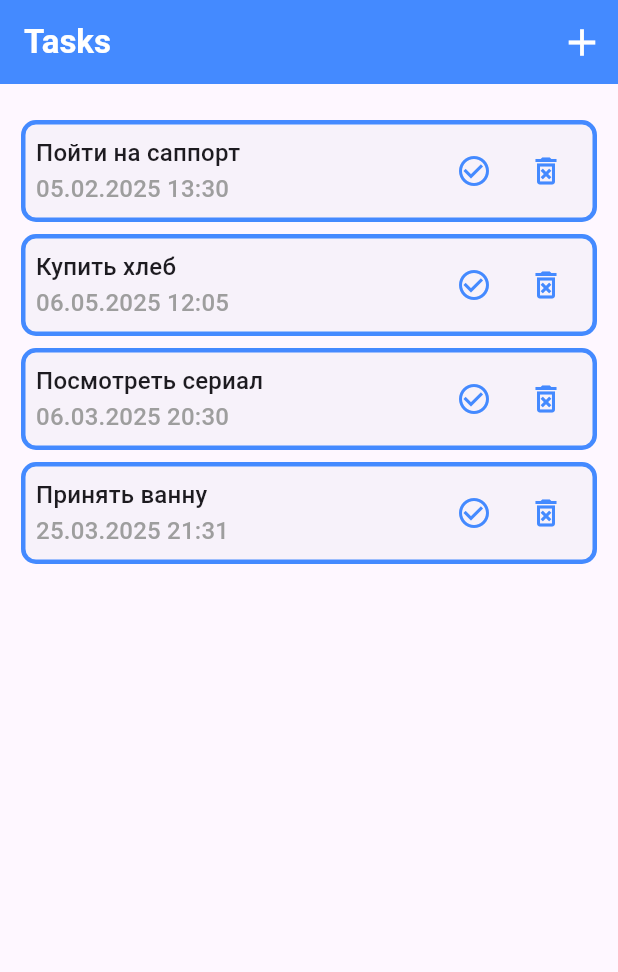
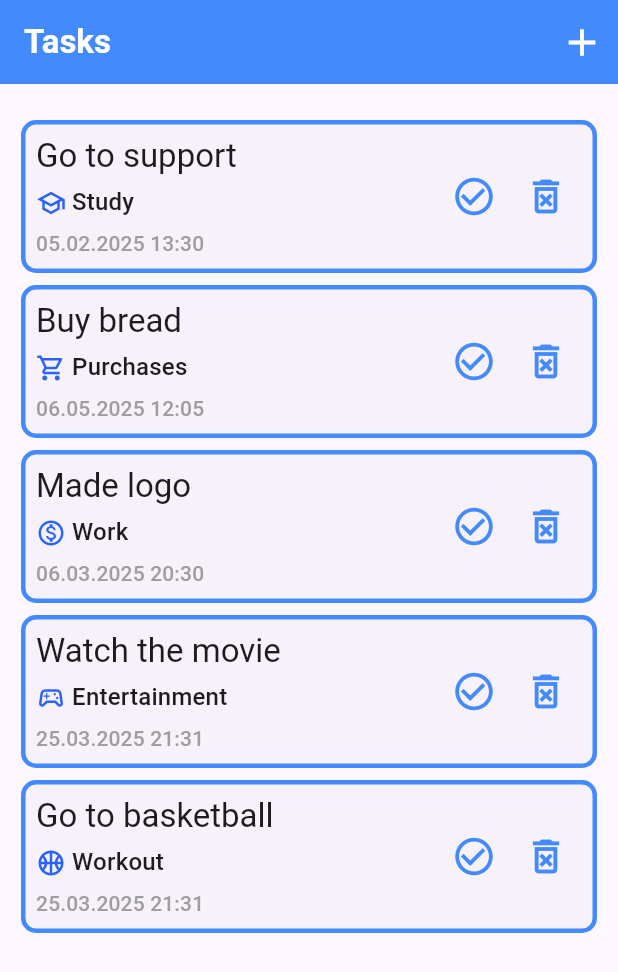
Before and after one commit to eliiimbek/todo_list, a Flutter app: the screen it shows after launch, on a phone screen of 412 x 824 dp. Shown: the top 972 px of the screen. Run offline on Flutter 3.47's test engine with Material 3 defaults, Android fonts, the phone set to English and light mode, and no system bars.

Commit message:
homeWork29: Добавлены категории и выведены

```diff
--- /dev/null
+++ b/lib/data/categories_data.dart
@@ -0,0 +1,30 @@
+import 'package:flutter/material.dart';
+import 'package:todo_list/models/task_category.dart';
+
+final categories = [
+  TaskCategory(
+    id: 'work',
+    categoryTitle: 'Work',
+    icon: Icons.monetization_on_outlined,
+  ),
+  TaskCategory(
+    id: 'study',
+    categoryTitle: 'Study',
+    icon: Icons.school_outlined,
+  ),
+  TaskCategory(
+    id: 'purchases',
+    categoryTitle: 'Purchases',
+    icon: Icons.shopping_cart_outlined,
+  ),
+  TaskCategory(
+    id: 'workout',
+    categoryTitle: 'Workout',
+    icon: Icons.sports_basketball_outlined,
+  ),
+  TaskCategory(
+    id: 'entertainment',
+    categoryTitle: 'Entertainment',
+    icon: Icons.sports_esports_outlined,
+  ),
+];
--- a/lib/models/task.dart
+++ b/lib/models/task.dart
@@ -1,9 +1,13 @@
+import 'package:todo_list/data/categories_data.dart';
+import 'package:todo_list/models/task_category.dart';
+
 class Task {
   final String taskTitle;
   bool isCompleted;
   DateTime? deadLineTime;
   DateTime? completeTime;
   bool isCompleteInTime;
+  final String categoryId;
 
   Task({
     required this.isCompleted,
@@ -11,5 +15,10 @@ class Task {
     this.deadLineTime,
     required this.completeTime,
     required this.isCompleteInTime,
+    required this.categoryId,
   });
+
+  TaskCategory get category {
+    return categories.firstWhere((c) => c.id == categoryId);
+  }
 }
--- /dev/null
+++ b/lib/models/task_category.dart
@@ -0,0 +1,13 @@
+import 'package:flutter/material.dart';
+
+class TaskCategory {
+  final String id;
+  final String categoryTitle;
+  final IconData icon;
+
+  TaskCategory({
+    required this.id,
+    required this.categoryTitle,
+    required this.icon,
+  });
+}
--- a/lib/tasks_list.dart
+++ b/lib/tasks_list.dart
@@ -13,32 +13,44 @@ class TasksList extends StatefulWidget {
 class _TodoListState extends State<TasksList> {
   List<Task> tasks = [
     Task(
-      taskTitle: 'Пойти на саппорт',
+      taskTitle: 'Go to support',
       isCompleted: false,
       deadLineTime: DateTime(2025, 2, 5, 13, 30),
       completeTime: DateTime.now(),
       isCompleteInTime: false,
+      categoryId: 'study',
     ),
     Task(
-      taskTitle: 'Купить хлеб',
+      taskTitle: 'Buy bread',
       isCompleted: false,
       deadLineTime: DateTime(2025, 5, 6, 12, 5),
       completeTime: DateTime.now(),
       isCompleteInTime: false,
+      categoryId: 'purchases',
     ),
     Task(
-      taskTitle: 'Посмотреть сериал',
+      taskTitle: 'Made logo',
       isCompleted: false,
       deadLineTime: DateTime(2025, 3, 6, 20, 30),
       completeTime: DateTime.now(),
       isCompleteInTime: false,
+      categoryId: 'work',
     ),
     Task(
-      taskTitle: 'Принять ванну',
+      taskTitle: 'Watch the movie',
       isCompleted: false,
       deadLineTime: DateTime(2025, 3, 25, 21, 31),
       completeTime: DateTime.now(),
       isCompleteInTime: false,
+      categoryId: 'entertainment',
+    ),
+    Task(
+      taskTitle: 'Go to basketball',
+      isCompleted: false,
+      deadLineTime: DateTime(2025, 3, 25, 21, 31),
+      completeTime: DateTime.now(),
+      isCompleteInTime: false,
+      categoryId: 'workout',
     ),
   ];
 
--- a/lib/widgets/add_task.dart
+++ b/lib/widgets/add_task.dart
@@ -78,6 +78,7 @@ class _AddTaskState extends State<AddTask> {
       deadLineTime: dateTime,
       completeTime: DateTime.now(),
       isCompleteInTime: false,
+      categoryId: 'work',
     );
     widget.onTaskCreated(newTodo);
     onCanceled();
--- a/lib/widgets/task_card.dart
+++ b/lib/widgets/task_card.dart
@@ -1,4 +1,5 @@
 import 'package:flutter/material.dart';
+
 import 'package:todo_list/models/task.dart';
 
 import '../helpers/format_datetime.dart';
@@ -21,8 +22,11 @@ class TaskCard extends StatelessWidget {
 
   @override
   Widget build(BuildContext context) {
+    final category = task.category;
     var theme = Theme.of(context);
+    var titleSmallStyle = theme.textTheme.titleSmall!;
     var titleMediumStyle = theme.textTheme.titleMedium!;
+    var titleLargeStyle = theme.textTheme.titleLarge!;
     return Card(
       elevation: 0,
       shape: RoundedRectangleBorder(
@@ -40,15 +44,31 @@ class TaskCard extends StatelessWidget {
                 Text(
                   task.taskTitle,
                   style: !task.isCompleted
-                      ? titleMediumStyle
-                      : titleMediumStyle.copyWith(
+                      ? titleLargeStyle
+                      : titleLargeStyle.copyWith(
                           color: Colors.grey.shade500,
                           decoration: TextDecoration.lineThrough,
                         ),
                 ),
+                SizedBox(height: 5),
+                Row(
+                  children: [
+                    Icon(
+                      category.icon,
+                      color: Colors.blueAccent.shade700,
+                      size: 20,
+                    ),
+                    SizedBox(width: 4),
+                    Text(
+                      category.categoryTitle,
+                      style: titleMediumStyle,
+                    )
+                  ],
+                ),
+                SizedBox(height: 5),
                 Text(
                   formatDateTime(task.deadLineTime!),
-                  style: titleMediumStyle.copyWith(
+                  style: titleSmallStyle.copyWith(
                     color: task.isCompleted
                         ? (task.isCompleteInTime
                             ? Colors.green.shade700
@@ -61,6 +81,7 @@ class TaskCard extends StatelessWidget {
             Row(
               children: [
                 IconButton(
+                  iconSize: 30,
                   color: Colors.blueAccent,
                   icon: Icon(
                     task.isCompleted
@@ -71,6 +92,7 @@ class TaskCard extends StatelessWidget {
                 ),
                 IconButton(
                   onPressed: deleteTask,
+                  iconSize: 30,
                   icon: Icon(Icons.delete_forever_outlined),
                   color: Colors.blueAccent,
                 ),
```
